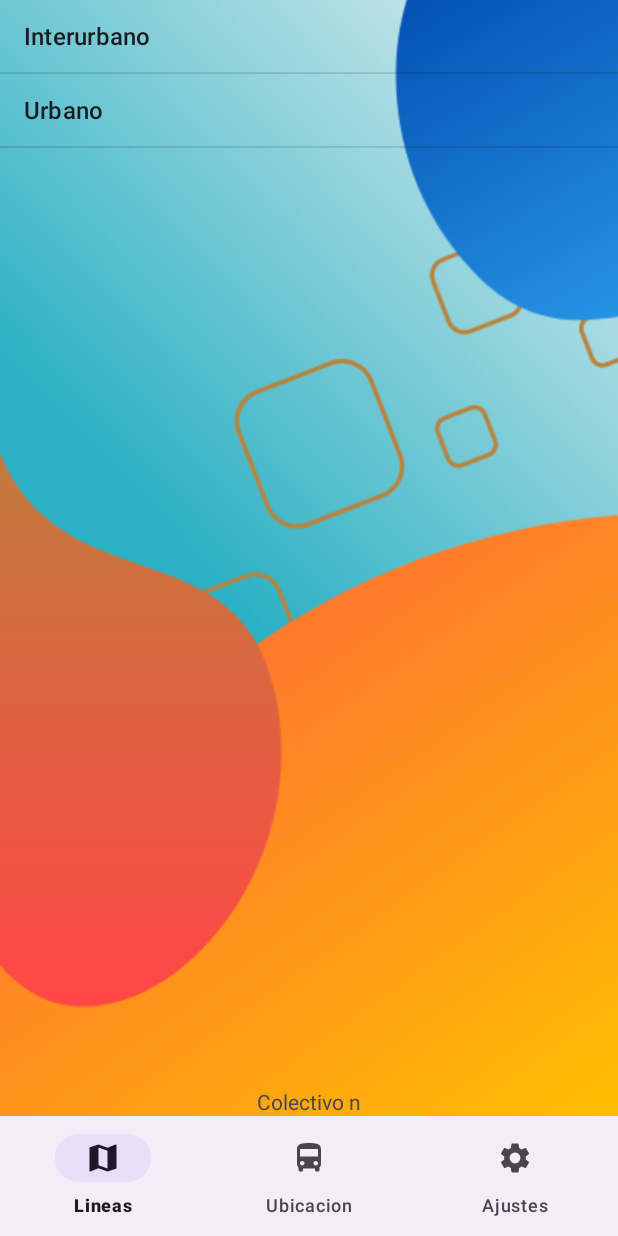
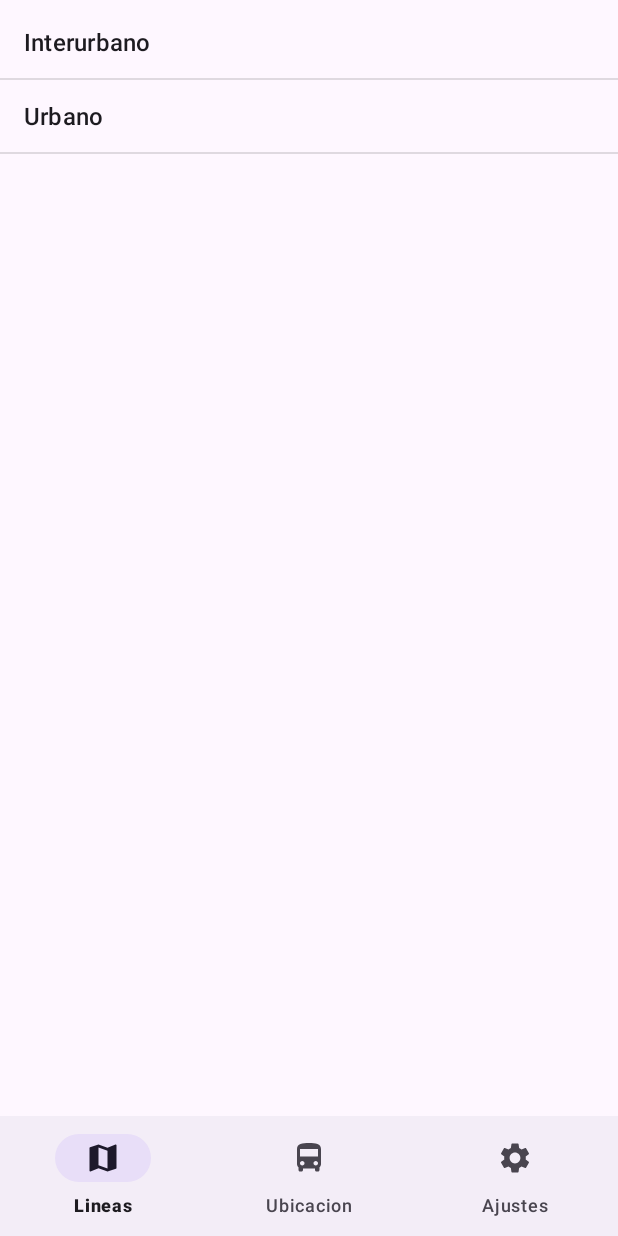
Before and after one commit to Thiagonl1/TrackerColectivos, an Android app: the HomeFragment screen opened directly, with no data from a screen before it, on a phone screen of 412 x 824 dp. Run offline under Robolectric (Android 15) with nearby library versions, the phone set to English and light mode, and no system bars; our stand-ins replace Volley.

Commit message:
new menu

```diff
--- a/app/src/main/res/layout/activity_muestra_menu.xml
+++ b/app/src/main/res/layout/activity_muestra_menu.xml
@@ -13,16 +13,7 @@
         app:layout_constraintEnd_toEndOf="parent"
         app:layout_constraintStart_toStartOf="parent"
         app:layout_constraintTop_toTopOf="parent"
-        tools:ignore="UselessLeaf">
-
-        <ImageView
-            android:id="@+id/imageView3"
-            android:layout_width="match_parent"
-            android:layout_height="match_parent"
-            android:contentDescription="TODO"
-            app:srcCompat="@drawable/fondo"
-            tools:ignore="ContentDescription,HardcodedText" />
-    </FrameLayout>
+        tools:ignore="UselessLeaf"/>
 
     <com.google.android.material.bottomnavigation.BottomNavigationView
         android:id="@+id/bottomNavigationView"
--- a/app/src/main/res/layout/fragment_home.xml
+++ b/app/src/main/res/layout/fragment_home.xml
@@ -7,32 +7,20 @@
     android:layout_height="match_parent"
     tools:context=".activities.SelectorActivity">
 
-    <ImageView
-        android:id="@+id/imageView2"
-        android:layout_width="0dp"
-        android:layout_height="0dp"
-        android:scaleType="centerCrop"
-        android:src="@drawable/fondo"
-        app:layout_constraintBottom_toBottomOf="parent"
+    <Space
+        android:layout_width="wrap_content"
+        android:layout_height="wrap_content"
+        app:layout_constraintBottom_toTopOf="@+id/lista"
         app:layout_constraintEnd_toEndOf="parent"
-        app:layout_constraintHorizontal_bias="0.0"
         app:layout_constraintStart_toStartOf="parent"
         app:layout_constraintTop_toTopOf="parent"
-        app:layout_constraintVertical_bias="0.0" />
-
-    <TextView
-        android:id="@+id/textView2"
-        android:layout_width="wrap_content"
-        android:layout_height="wrap_content"
-        android:text="Colectivo n"
-        app:layout_constraintBottom_toBottomOf="parent"
-        app:layout_constraintEnd_toEndOf="parent"
-        app:layout_constraintStart_toStartOf="parent" />
+        app:layout_constraintVertical_bias="0.551" />
 
     <ListView
         android:id="@+id/lista"
-        android:layout_width="417dp"
-        android:layout_height="732dp"
+        android:layout_width="match_parent"
+        android:layout_height="match_parent"
+        android:layout_marginTop="4dp"
         app:layout_constraintEnd_toEndOf="parent"
         app:layout_constraintHorizontal_bias="0.0"
         app:layout_constraintStart_toStartOf="parent"
```
